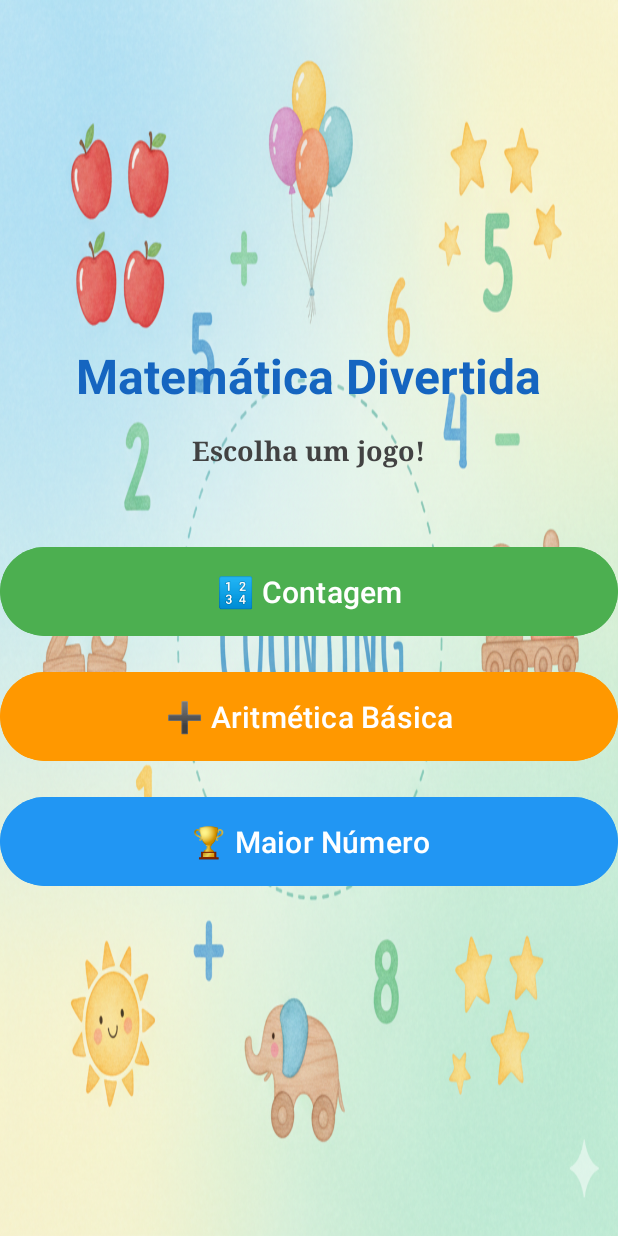
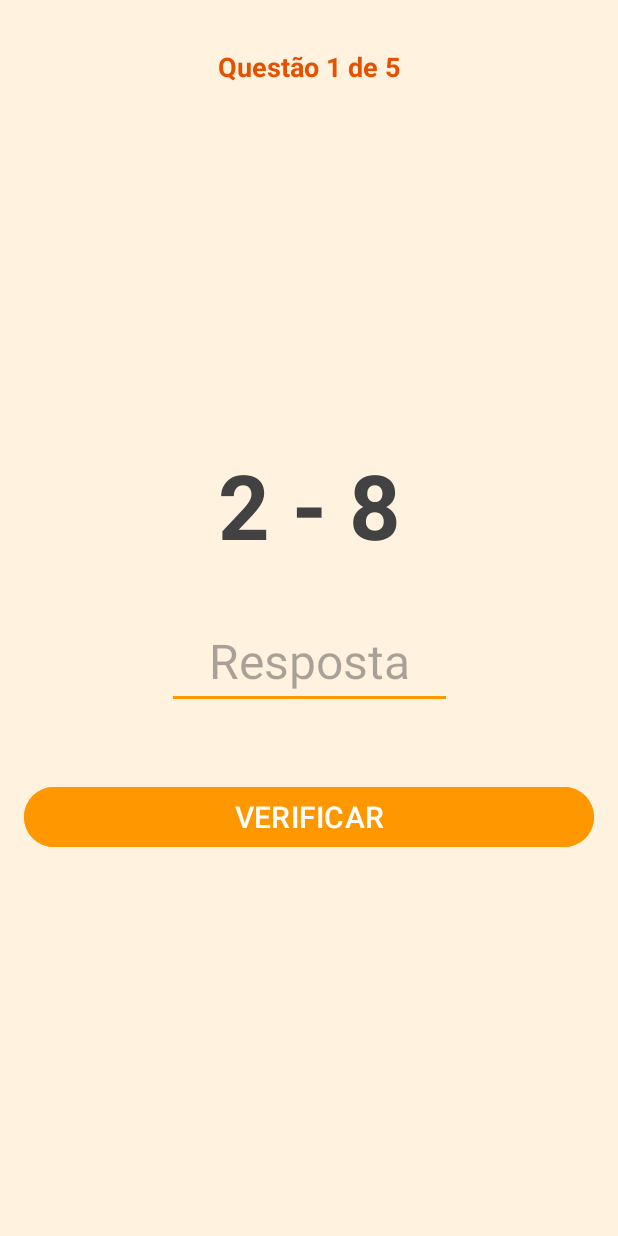
Before and after one commit to fulcrunn/mathfun, an Android app: the screen it shows after launch (MainActivity before the commit, AritmeticaActivity after it), after a tap on "➕ Aritmética Básica", on a phone screen of 412 x 824 dp. Run offline under Robolectric (Android 15) with nearby library versions, the phone set to English and light mode, and no system bars.

Commit message:
FEAT: Aritmetica activity

```diff
--- a/app/src/main/AndroidManifest.xml
+++ b/app/src/main/AndroidManifest.xml
@@ -11,6 +11,9 @@
         android:roundIcon="@mipmap/ic_launcher_round"
         android:supportsRtl="true"
         android:theme="@style/Theme.MathFun">
+        <activity
+            android:name=".aritmetica.AritmeticaActivity"
+            android:exported="false" />
         <activity
             android:name=".contagem.ContagemActivity"
             android:exported="false" />
--- a/app/src/main/java/br/com/mathfun/MainActivity.kt
+++ b/app/src/main/java/br/com/mathfun/MainActivity.kt
@@ -8,6 +8,7 @@ import androidx.core.view.ViewCompat
 import androidx.core.view.WindowInsetsCompat
 import android.content.Intent
 import br.com.mathfun.contagem.ContagemActivity
+import br.com.mathfun.aritmetica.AritmeticaActivity
 
 class MainActivity : AppCompatActivity() { // Sua tela herda de AppCompatActivity (tela básica do Android)
     // lateinit indica que a inicialização é após o oncreate
@@ -35,7 +36,8 @@ class MainActivity : AppCompatActivity() { // Sua tela herda de AppCompatActivit
         }
 
         btnAritmetica.setOnClickListener {
-            // TODO: Implementar depois
+            val intent = Intent(this, AritmeticaActivity::class.java)
+            startActivity(intent)
         }
 
         btnMaiorNumero.setOnClickListener {
--- /dev/null
+++ b/app/src/main/java/br/com/mathfun/aritmetica/AritmeticaActivity.kt
@@ -0,0 +1,134 @@
+package br.com.mathfun.aritmetica
+
+import android.os.Bundle
+import android.widget.Button
+import android.widget.EditText
+import android.widget.TextView
+import android.widget.Toast
+import androidx.appcompat.app.AlertDialog
+import androidx.appcompat.app.AppCompatActivity
+import br.com.mathfun.R
+import kotlin.random.Random
+
+class AritmeticaActivity : AppCompatActivity() {
+
+    // Componentes de UI
+    private lateinit var tvProgresso: TextView
+    private lateinit var tvEquacao: TextView
+    private lateinit var etResposta: EditText
+    private lateinit var btnVerificar: Button
+
+    // Variáveis do Jogo
+    private var questaoAtual = 1
+    private val totalQuestoes = 5
+    private var acertos = 0
+    private var respostaCorreta = 0
+
+    // Histórico para evitar perguntas repetidas (Ex: "5+3")
+    private val historicoEquacoes = mutableSetOf<String>()
+
+    override fun onCreate(savedInstanceState: Bundle?) {
+        super.onCreate(savedInstanceState)
+        setContentView(R.layout.activity_aritmetica)
+
+        // Vincular componentes
+        tvProgresso = findViewById(R.id.tvProgressoAritmetica)
+        tvEquacao = findViewById(R.id.tvEquacao)
+        etResposta = findViewById(R.id.etResposta)
+        btnVerificar = findViewById(R.id.btnVerificarAritmetica)
+
+        // Iniciar o jogo
+        gerarNovaQuestao()
+
+        btnVerificar.setOnClickListener {
+            verificarResposta()
+        }
+    }
+
+    private fun gerarNovaQuestao() {
+        // Atualiza texto do progresso
+        tvProgresso.text = "Questão $questaoAtual de $totalQuestoes"
+        etResposta.text.clear() // Limpa o campo de texto
+
+        var op1: Int
+        var op2: Int
+        var isSoma: Boolean
+        var chaveEquacao: String
+
+        // Loop para garantir que a equação não seja repetida
+        do {
+            op1 = Random.nextInt(0, 10) // 0 a 9
+            op2 = Random.nextInt(0, 10) // 0 a 9
+            isSoma = Random.nextBoolean() // true = soma, false = subtração
+
+            val simbolo = if (isSoma) "+" else "-"
+            chaveEquacao = "$op1$simbolo$op2" // Ex: "5+3"
+
+        } while (historicoEquacoes.contains(chaveEquacao))
+
+        // Adiciona ao histórico
+        historicoEquacoes.add(chaveEquacao)
+
+        // Calcula a resposta correta (internamente)
+        respostaCorreta = if (isSoma) op1 + op2 else op1 - op2
+
+        // Mostra na tela
+        val simbolo = if (isSoma) "+" else "-"
+        tvEquacao.text = "$op1 $simbolo $op2"
+    }
+
+    private fun verificarResposta() {
+        val textoDigitado = etResposta.text.toString()
+
+        if (textoDigitado.isEmpty()) {
+            Toast.makeText(this, "Digite uma resposta!", Toast.LENGTH_SHORT).show()
+            return
+        }
+
+        val respostaUsuario = textoDigitado.toInt()
+        val acertou = respostaUsuario == respostaCorreta
+
+        if (acertou) {
+            acertos++
+        }
+
+        mostrarDialogoResultado(acertou)
+    }
+
+    private fun mostrarDialogoResultado(acertou: Boolean) {
+        val titulo = if (acertou) "Parabéns! 🎉" else "Que pena! 😕"
+        val mensagem = if (acertou) {
+            "Você acertou a resposta!"
+        } else {
+            "Você errou. A resposta correta era $respostaCorreta."
+        }
+
+        val builder = AlertDialog.Builder(this)
+        builder.setTitle(titulo)
+        builder.setMessage(mensagem)
+        builder.setCancelable(false) // Impede fechar clicando fora
+        builder.setPositiveButton("Próxima") { dialog, _ ->
+            if (questaoAtual < totalQuestoes) {
+                questaoAtual++
+                gerarNovaQuestao()
+            } else {
+                finalizarJogo()
+            }
+        }
+        builder.show()
+    }
+
+    private fun finalizarJogo() {
+        // Cálculo da nota (0 a 100)
+        val nota = (acertos.toDouble() / totalQuestoes.toDouble()) * 100
+
+        AlertDialog.Builder(this)
+            .setTitle("Fim de Jogo!")
+            .setMessage("Sua nota final é: ${nota.toInt()}")
+            .setCancelable(false)
+            .setPositiveButton("Voltar ao Menu") { _, _ ->
+                finish() // Fecha a activity e volta para a Main
+            }
+            .show()
+    }
+}
--- /dev/null
+++ b/app/src/main/res/layout/activity_aritmetica.xml
@@ -0,0 +1,67 @@
+<?xml version="1.0" encoding="utf-8"?>
+<androidx.constraintlayout.widget.ConstraintLayout
+    xmlns:android="http://schemas.android.com/apk/res/android"
+    xmlns:app="http://schemas.android.com/apk/res-auto"
+    xmlns:tools="http://schemas.android.com/tools"
+    android:layout_width="match_parent"
+    android:layout_height="match_parent"
+    android:background="#FFF3E0"
+    android:padding="16dp">
+
+    <TextView
+        android:id="@+id/tvProgressoAritmetica"
+        android:layout_width="wrap_content"
+        android:layout_height="wrap_content"
+        android:text="Questão 1 de 5"
+        android:textSize="18sp"
+        android:textStyle="bold"
+        android:textColor="#E65100"
+        android:layout_marginTop="16dp"
+        app:layout_constraintTop_toTopOf="parent"
+        app:layout_constraintEnd_toEndOf="parent"
+        app:layout_constraintStart_toStartOf="parent" />
+
+    <TextView
+        android:id="@+id/tvEquacao"
+        android:layout_width="wrap_content"
+        android:layout_height="wrap_content"
+        tools:text="5 + 3"
+        android:textSize="60sp"
+        android:textStyle="bold"
+        android:textColor="#424242"
+        app:layout_constraintBottom_toTopOf="@+id/etResposta"
+        app:layout_constraintEnd_toEndOf="parent"
+        app:layout_constraintStart_toStartOf="parent"
+        app:layout_constraintTop_toBottomOf="@+id/tvProgressoAritmetica"
+        app:layout_constraintVertical_chainStyle="packed" />
+
+    <EditText
+        android:id="@+id/etResposta"
+        android:layout_width="0dp"
+        android:layout_height="wrap_content"
+        android:hint="Resposta"
+        android:inputType="numberSigned"
+        android:gravity="center"
+        android:textSize="32sp"
+        android:backgroundTint="#FF9800"
+        android:layout_marginTop="32dp"
+        app:layout_constraintBottom_toTopOf="@+id/btnVerificarAritmetica"
+        app:layout_constraintEnd_toEndOf="parent"
+        app:layout_constraintStart_toStartOf="parent"
+        app:layout_constraintTop_toBottomOf="@+id/tvEquacao"
+        app:layout_constraintWidth_percent="0.5"/>
+
+    <Button
+        android:id="@+id/btnVerificarAritmetica"
+        android:layout_width="match_parent"
+        android:layout_height="wrap_content"
+        android:text="VERIFICAR"
+        android:textSize="20sp"
+        android:backgroundTint="#FF9800"
+        android:layout_marginTop="48dp"
+        app:layout_constraintBottom_toBottomOf="parent"
+        app:layout_constraintEnd_toEndOf="parent"
+        app:layout_constraintStart_toStartOf="parent"
+        app:layout_constraintTop_toBottomOf="@+id/etResposta" />
+
+</androidx.constraintlayout.widget.ConstraintLayout>
```
